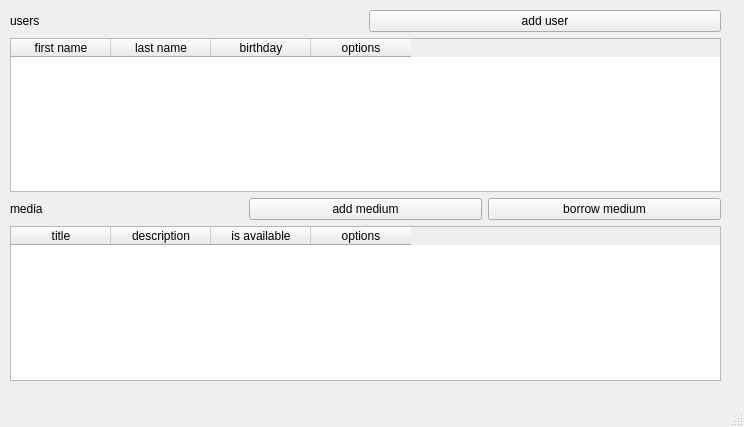
The window that mainwindow.ui (alexinatra2/prog2-beleg-qt) describes before a commit, drawn with Qt 5.
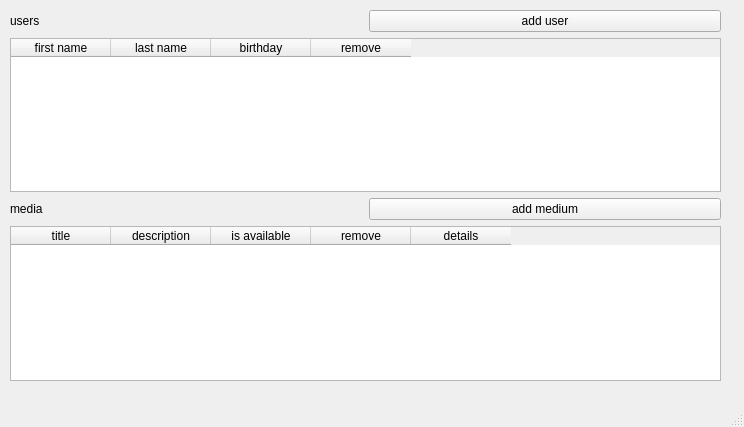
The same window after the commit.

Commit message: ADD implemented details view

```diff
--- a/mainwindow.ui
+++ b/mainwindow.ui
@@ -14,7 +14,7 @@
    <string>MainWindow</string>
   </property>
   <widget class="QWidget" name="centralwidget">
-   <widget class="QWidget" name="">
+   <widget class="QWidget" name="layoutWidget">
     <property name="geometry">
      <rect>
       <x>10</x>
@@ -63,7 +63,7 @@
          </column>
          <column>
           <property name="text">
-           <string>options</string>
+           <string>remove</string>
           </property>
          </column>
         </widget>
@@ -86,13 +86,6 @@
          </property>
         </widget>
        </item>
-       <item>
-        <widget class="QPushButton" name="borrowMediumButton">
-         <property name="text">
-          <string>borrow medium</string>
-         </property>
-        </widget>
-       </item>
       </layout>
      </item>
      <item>
@@ -114,7 +107,12 @@
        </column>
        <column>
         <property name="text">
-         <string>options</string>
+         <string>remove</string>
+        </property>
+       </column>
+       <column>
+        <property name="text">
+         <string>details</string>
         </property>
        </column>
       </widget>
```
The commit also changes 13 other files.
